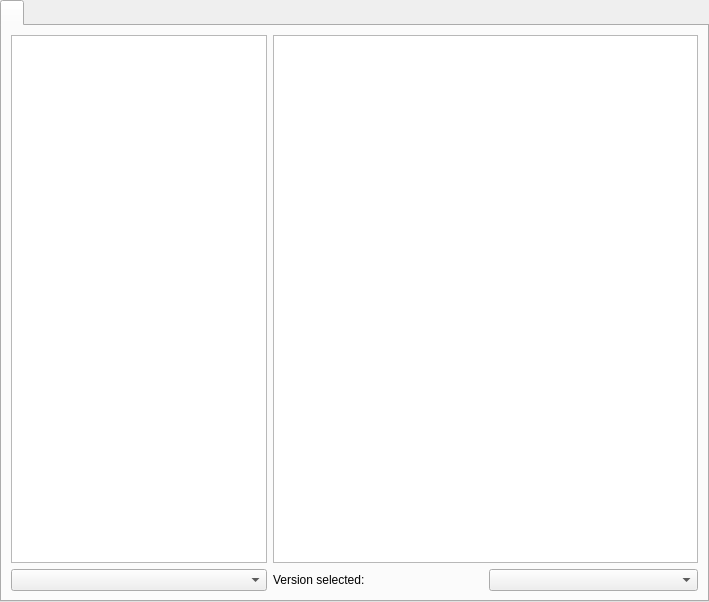
First picture: the form in application/pages/modplatform/FTBPage.ui, repository FreesmTeam/FreesmLauncher, before the edit.
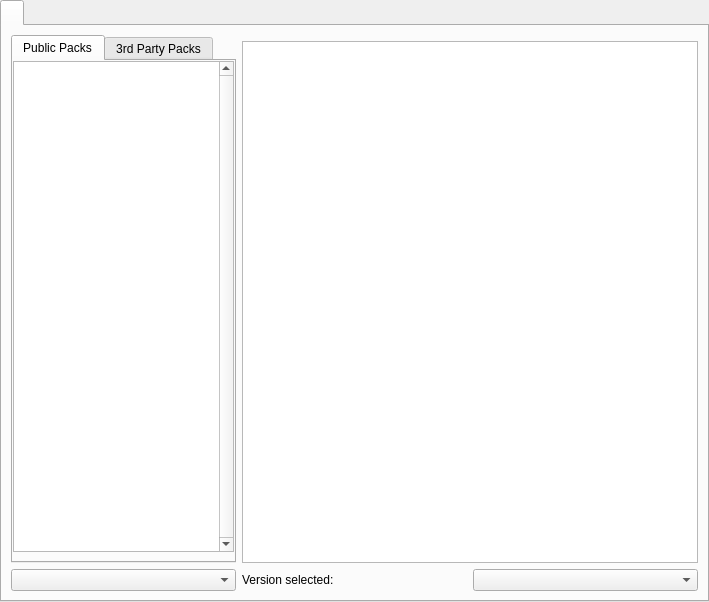
Second picture: the form after the edit.

Commit message: NOISSUE Added FTB Pack logos to chooser and fixed some missing includes

Diff of the .ui file:
```diff
--- a/application/pages/modplatform/FTBPage.ui
+++ b/application/pages/modplatform/FTBPage.ui
@@ -10,7 +10,7 @@
     <height>602</height>
    </rect>
   </property>
-  <layout class="QVBoxLayout" name="verticalLayout">
+  <layout class="QGridLayout" name="gridLayout_2">
    <property name="leftMargin">
     <number>0</number>
    </property>
@@ -23,7 +23,7 @@
    <property name="bottomMargin">
     <number>0</number>
    </property>
-   <item>
+   <item row="0" column="0">
     <widget class="QTabWidget" name="tabWidget">
      <property name="currentIndex">
       <number>0</number>
@@ -32,17 +32,15 @@
       <attribute name="title">
        <string notr="true"/>
       </attribute>
-      <layout class="QGridLayout" name="gridLayout" columnstretch="0,0,4,4">
-       <item row="0" column="0" colspan="2">
-        <widget class="QTreeView" name="packList"/>
+      <layout class="QGridLayout" name="gridLayout" columnstretch="0,0,0,0">
+       <item row="1" column="2" colspan="2">
+        <widget class="QTextBrowser" name="modpackInfo">
+         <property name="verticalScrollBarPolicy">
+          <enum>Qt::ScrollBarAsNeeded</enum>
+         </property>
+        </widget>
        </item>
-       <item row="0" column="2" colspan="2">
-        <widget class="QTextBrowser" name="modpackInfo"/>
-       </item>
-       <item row="1" column="3">
-        <widget class="QComboBox" name="packVersionSelection"/>
-       </item>
-       <item row="1" column="2">
+       <item row="2" column="2">
         <widget class="QLabel" name="selectedVersionLabel">
          <property name="text">
           <string>Version selected:</string>
@@ -52,9 +50,64 @@
          </property>
         </widget>
        </item>
-       <item row="1" column="0" colspan="2">
+       <item row="2" column="3">
+        <widget class="QComboBox" name="packVersionSelection"/>
+       </item>
+       <item row="2" column="0">
         <widget class="QComboBox" name="sortByBox"/>
        </item>
+       <item row="0" column="0" rowspan="2">
+        <widget class="QTabWidget" name="tabWidget_2">
+         <property name="sizePolicy">
+          <sizepolicy hsizetype="Preferred" vsizetype="Expanding">
+           <horstretch>0</horstretch>
+           <verstretch>0</verstretch>
+          </sizepolicy>
+         </property>
+         <property name="tabShape">
+          <enum>QTabWidget::Rounded</enum>
+         </property>
+         <property name="currentIndex">
+          <number>0</number>
+         </property>
+         <widget class="QWidget" name="tab_2">
+          <attribute name="title">
+           <string>Public Packs</string>
+          </attribute>
+          <widget class="QTreeView" name="publicPackList">
+           <property name="geometry">
+            <rect>
+             <x>0</x>
+             <y>0</y>
+             <width>221</width>
+             <height>491</height>
+            </rect>
+           </property>
+           <property name="verticalScrollBarPolicy">
+            <enum>Qt::ScrollBarAlwaysOn</enum>
+           </property>
+          </widget>
+         </widget>
+         <widget class="QWidget" name="tab_3">
+          <attribute name="title">
+           <string>3rd Party Packs</string>
+          </attribute>
+          <widget class="QTreeView" name="thirdPartyPackList">
+           <property name="geometry">
+            <rect>
+             <x>0</x>
+             <y>0</y>
+             <width>221</width>
+             <height>491</height>
+            </rect>
+           </property>
+           <property name="verticalScrollBarPolicy">
+            <enum>Qt::ScrollBarAlwaysOn</enum>
+           </property>
+          </widget>
+         </widget>
+        </widget>
+       </item>
       </layout>
      </widget>
     </widget>
```
The commit also changes 13 other files.
